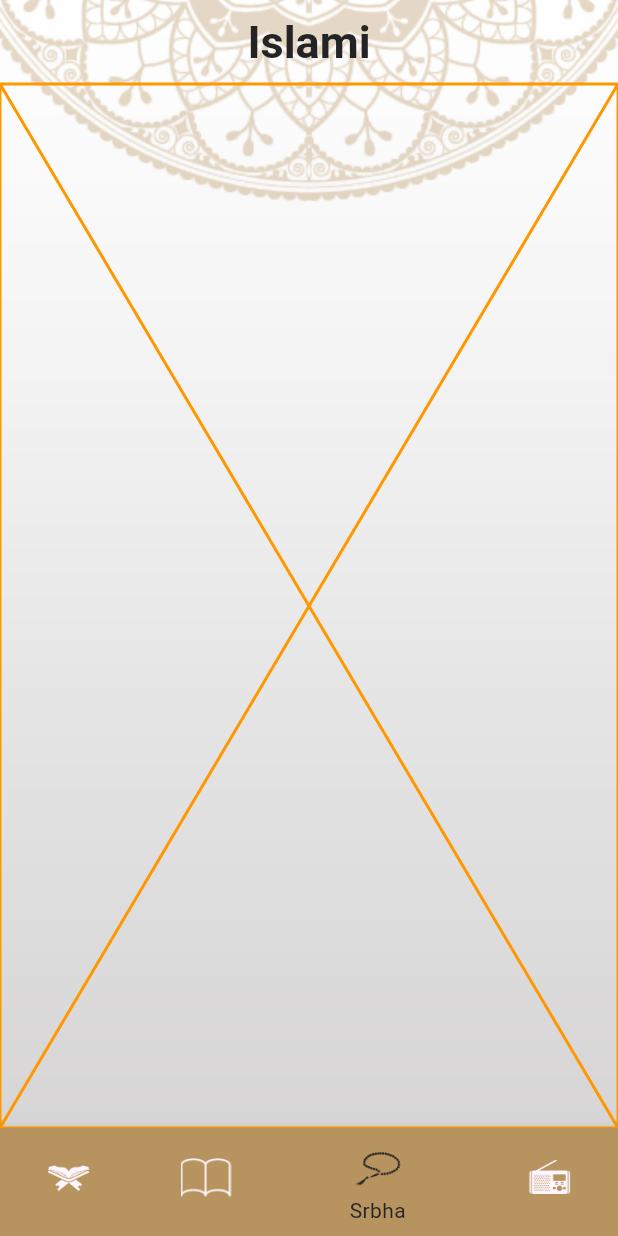
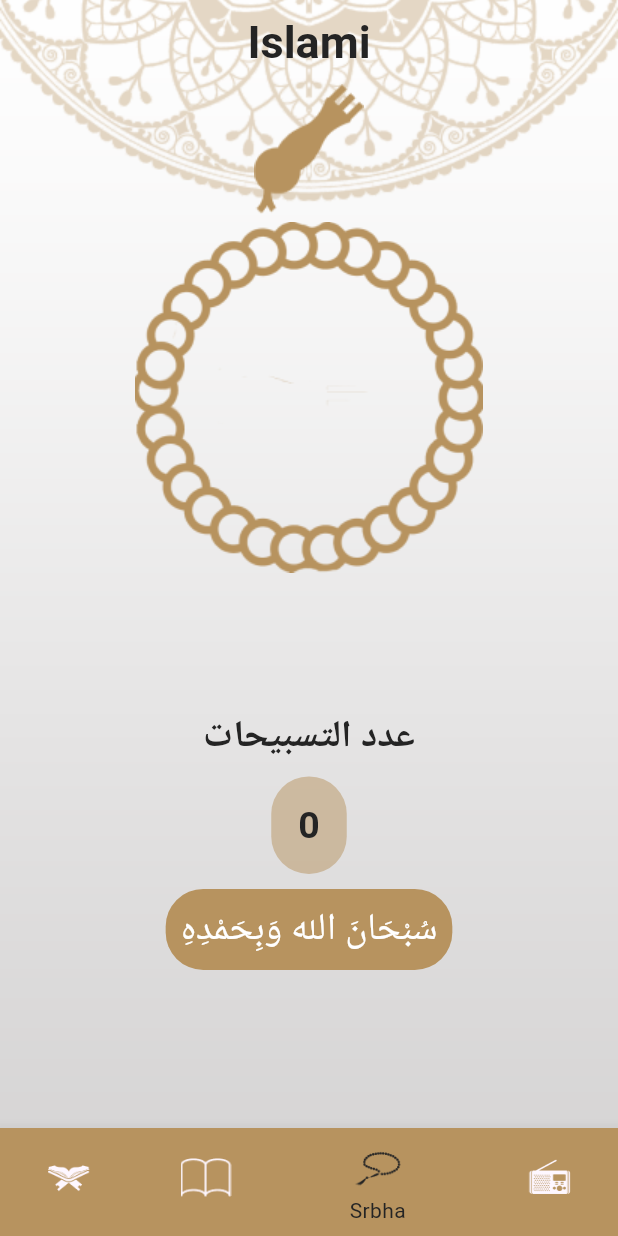
Before and after one commit to ALHassanMusleh/islami_app, a Flutter app: the screen it shows after launch, item 3 of the bottom bar chosen, on a phone screen of 412 x 824 dp. Run offline on Flutter 3.47's test engine with Material 3 defaults, Android fonts, the phone set to English and light mode, and no system bars.

Commit message:
Finished sebha tabs

```diff
--- a/lib/ui/screens/home/tabs/sebha/sebha.dart
+++ b/lib/ui/screens/home/tabs/sebha/sebha.dart
@@ -1,10 +1,121 @@
 import 'package:flutter/material.dart';
+import 'package:islami_app/ui/utils/app_assets.dart';
+import 'package:islami_app/ui/utils/app_colors.dart';
+import 'package:islami_app/ui/utils/app_constans.dart';
+import 'package:islami_app/ui/utils/app_styles.dart';
 
-class Sebha extends StatelessWidget {
+class Sebha extends StatefulWidget {
   const Sebha({super.key});
 
   @override
+  State<Sebha> createState() => _SebhaState();
+}
+
+class _SebhaState extends State<Sebha> {
+  int sebhaCounter = 0;
+  int indexOfAdkar = 0;
+  double rotationAngle = 0.0;
+
+  @override
   Widget build(BuildContext context) {
-    return const Placeholder(color: Colors.orange,);
+    return Column(
+      children: [
+        Expanded(
+          flex: 6,
+          child: Stack(
+            alignment: Alignment.center,
+            children: [
+              GestureDetector(
+                onTap: () {
+                  print('click');
+                  rotateImage();
+                  sebhaCounterCases();
+                },
+                child: Transform.rotate(
+                  angle: rotationAngle * 3.1415926535897932,
+                  child: Image.asset(
+                    AppAssets.bodyOfSebha,
+                  ),
+                ),
+              ),
+              Align(
+                alignment: Alignment.topCenter,
+                child: Image.asset(
+                  AppAssets.headOfSebha,
+                ),
+              ),
+            ],
+          ),
+        ),
+        Expanded(
+          flex: 4,
+          child: Column(
+            children: [
+              const Text(
+                'عدد التسبيحات',
+                style: AppStyles.titleTextStyle,
+              ),
+              const SizedBox(
+                height: 10,
+              ),
+              Container(
+                padding: const EdgeInsets.all(18),
+                decoration: BoxDecoration(
+                  color: AppColors.primaryColor.withOpacity(0.5),
+                  borderRadius: BorderRadius.circular(25),
+                ),
+                child: Text(
+                  '$sebhaCounter',
+                  style: AppStyles.titleTextStyle,
+                ),
+              ),
+              const SizedBox(
+                height: 10,
+              ),
+              Container(
+                padding: const EdgeInsets.all(10),
+                margin: const EdgeInsets.symmetric(horizontal: 10),
+                decoration: BoxDecoration(
+                  color: AppColors.primaryColor,
+                  borderRadius: BorderRadius.circular(25),
+                ),
+                child: Text(
+                  '${AppConstans.adkar[indexOfAdkar]}',
+                  textDirection: TextDirection.rtl,
+                  style: AppStyles.titleTextStyle.copyWith(
+                      color: AppColors.white,
+                      fontSize: 25,
+                      fontWeight: FontWeight.w400),
+                ),
+              ),
+            ],
+          ),
+        ),
+      ],
+    );
+  }
+
+  void sebhaCounterCases() {
+    if (sebhaCounter == 33) {
+      sebhaCounter = 0;
+      if (indexOfAdkar == AppConstans.adkar.length - 1) {
+        print("set index");
+        indexOfAdkar = 0;
+        print(indexOfAdkar);
+        setState(() {});
+      } else {
+        indexOfAdkar++;
+        print(indexOfAdkar);
+      }
+    } else {
+      sebhaCounter++;
+    }
+    setState(() {});
+  }
+
+  void rotateImage() {
+    setState(() {
+      rotationAngle += 0.25; // Rotate by 45 degrees
+    });
   }
 }
--- a/lib/ui/utils/app_assets.dart
+++ b/lib/ui/utils/app_assets.dart
@@ -8,4 +8,6 @@ abstract class AppAssets {
   static const String icRadio = "${assetsPath}ic_radio.png";
   static const String quranTabLogo = "${assetsPath}quran_tab_logo.png";
   static const String ahadethTabLogo = "${assetsPath}ahadeth_tab_logo.png";
+  static const String headOfSebha = "${assetsPath}head_sebha.png";
+  static const String bodyOfSebha = "${assetsPath}body_sebha.png";
 }
--- a/lib/ui/utils/app_constans.dart
+++ b/lib/ui/utils/app_constans.dart
@@ -17,4 +17,8 @@ abstract class AppConstans {
     69,60,34,30,73,54,45,83,182,88,75,85,54,53,89,59,37,35,38,29,18,45,60,49,62,55,78,96,29,22,24,13,14,11,11,18,12,12,30,52,52,
     44,28,28,20,56,40,31,50,40,46,42,29,19,36,25,22,17,19,26,30,20,15,21,11,8,5,19,5,8,8,11,11,8,3,9,5,4,6,3,6,3,5,4,5,6
   ];
+
+  static const List<String> adkar = ['سُبْحَانَ الله وَبِحَمْدِهِ','لا إِلَهَ إِلاَّ اللهُ، وَحْدَهُ لاَ شَرِيكَ لَهُ، لَهُ المُلْكُ وَلَهُ الْحَمْدُ وَهُوَ عَلَى كُلِّ شَيْءٍ قَدِيرٌ',
+    'أسْتَغْفِرُ اللهَ وَأتُوبُ إلَيهِ',
+    'أَعـوذُ بِكَلِمـاتِ اللّهِ التّـامّـاتِ مِنْ شَـرِّ ما خَلَـق'];
 }
--- a/pubspec.yaml
+++ b/pubspec.yaml
@@ -63,6 +63,7 @@ flutter:
      - assets/images/
      - assets/files/quran/
      - assets/files/ahadeth/
+     - assets/images/body_sebha.png
 
 
   # An image asset can refer to one or more resolution-specific "variants", see
```
Also changed, not shown: assets/images/2.0x/body_sebha@2x.png (added), assets/images/2.0x/head_sebha@2x.png (added), assets/images/3.0x/body_sebha@3x.png (added), assets/images/3.0x/head_sebha@3x.png (added), assets/images/body_sebha.png (added), assets/images/head_sebha.png (added).
